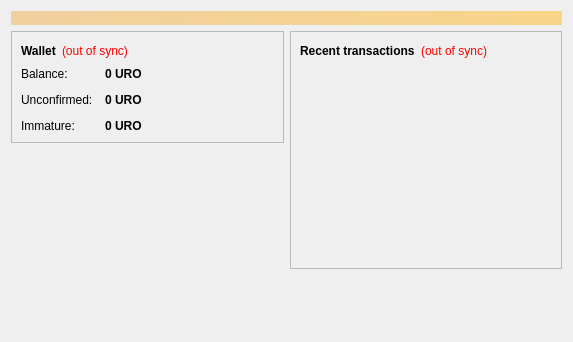
The window that src/qt/forms/overviewpage.ui (urocoin/uro) describes before a commit, drawn with Qt 5.
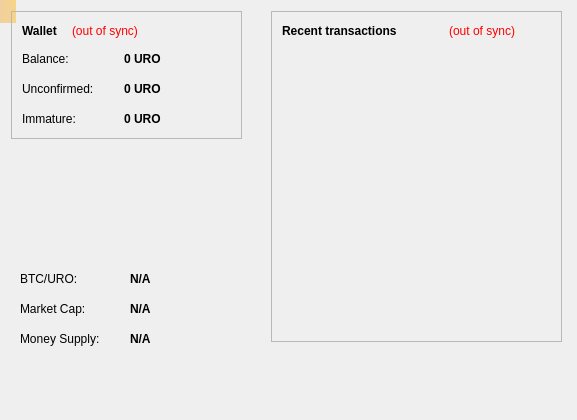
The same window after the commit. Icons and pictures are not drawn.

```diff
--- a/src/qt/forms/overviewpage.ui
+++ b/src/qt/forms/overviewpage.ui
@@ -6,16 +6,22 @@
    <rect>
     <x>0</x>
     <y>0</y>
-    <width>573</width>
-    <height>342</height>
+    <width>577</width>
+    <height>420</height>
    </rect>
   </property>
   <property name="windowTitle">
    <string>Form</string>
   </property>
-  <layout class="QVBoxLayout" name="topLayout">
-   <item>
     <widget class="QLabel" name="labelAlerts">
+   <property name="geometry">
+    <rect>
+     <x>0</x>
+     <y>0</y>
+     <width>16</width>
+     <height>23</height>
+    </rect>
+   </property>
      <property name="visible">
       <bool>false</bool>
      </property>
@@ -29,24 +35,145 @@
       <number>3</number>
      </property>
     </widget>
-   </item>
-   <item>
-    <layout class="QHBoxLayout" name="horizontalLayout" stretch="1,1">
-     <item>
-      <layout class="QVBoxLayout" name="verticalLayout_2">
-       <item>
+  <widget class="QLabel" name="label_2">
+   <property name="geometry">
+    <rect>
+     <x>60</x>
+     <y>140</y>
+     <width>121</width>
+     <height>121</height>
+    </rect>
+   </property>
+   <property name="text">
+    <string/>
+   </property>
+   <property name="pixmap">
+    <pixmap resource="../bitcoin.qrc">:/images/about</pixmap>
+   </property>
+   <property name="scaledContents">
+    <bool>true</bool>
+   </property>
+  </widget>
+  <widget class="QLabel" name="btcUro">
+   <property name="geometry">
+    <rect>
+     <x>130</x>
+     <y>270</y>
+     <width>121</width>
+     <height>18</height>
+    </rect>
+   </property>
+   <property name="font">
+    <font>
+     <weight>75</weight>
+     <bold>true</bold>
+    </font>
+   </property>
+   <property name="text">
+    <string>N/A</string>
+   </property>
+  </widget>
+  <widget class="QLabel" name="marketCap">
+   <property name="geometry">
+    <rect>
+     <x>130</x>
+     <y>300</y>
+     <width>121</width>
+     <height>18</height>
+    </rect>
+   </property>
+   <property name="font">
+    <font>
+     <weight>75</weight>
+     <bold>true</bold>
+    </font>
+   </property>
+   <property name="text">
+    <string>N/A</string>
+   </property>
+  </widget>
+  <widget class="QLabel" name="label_6">
+   <property name="geometry">
+    <rect>
+     <x>20</x>
+     <y>270</y>
+     <width>81</width>
+     <height>18</height>
+    </rect>
+   </property>
+   <property name="text">
+    <string>BTC/URO: </string>
+   </property>
+  </widget>
+  <widget class="QLabel" name="label_7">
+   <property name="geometry">
+    <rect>
+     <x>20</x>
+     <y>300</y>
+     <width>91</width>
+     <height>18</height>
+    </rect>
+   </property>
+   <property name="text">
+    <string>Market Cap: </string>
+   </property>
+  </widget>
+  <widget class="QLabel" name="label_8">
+   <property name="geometry">
+    <rect>
+     <x>20</x>
+     <y>330</y>
+     <width>151</width>
+     <height>18</height>
+    </rect>
+   </property>
+   <property name="text">
+    <string>Money Supply: </string>
+   </property>
+  </widget>
+  <widget class="QLabel" name="moneySupply">
+   <property name="geometry">
+    <rect>
+     <x>130</x>
+     <y>330</y>
+     <width>111</width>
+     <height>18</height>
+    </rect>
+   </property>
+   <property name="font">
+    <font>
+     <weight>75</weight>
+     <bold>true</bold>
+    </font>
+   </property>
+   <property name="text">
+    <string>N/A</string>
+   </property>
+  </widget>
         <widget class="QFrame" name="frame">
+   <property name="geometry">
+    <rect>
+     <x>11</x>
+     <y>11</y>
+     <width>231</width>
+     <height>128</height>
+    </rect>
+   </property>
          <property name="frameShape">
           <enum>QFrame::StyledPanel</enum>
          </property>
          <property name="frameShadow">
           <enum>QFrame::Raised</enum>
          </property>
-         <layout class="QVBoxLayout" name="verticalLayout_4">
-          <item>
-           <layout class="QHBoxLayout" name="horizontalLayout_4">
-            <item>
              <widget class="QLabel" name="label_5">
+    <property name="geometry">
+     <rect>
+      <x>11</x>
+      <y>11</y>
+      <width>44</width>
+      <height>18</height>
+     </rect>
+    </property>
               <property name="font">
                <font>
                 <weight>75</weight>
@@ -57,9 +184,15 @@
                <string>Wallet</string>
               </property>
              </widget>
-            </item>
-            <item>
              <widget class="QLabel" name="labelWalletStatus">
+    <property name="geometry">
+     <rect>
+      <x>61</x>
+      <y>11</y>
+      <width>83</width>
+      <height>18</height>
+     </rect>
+    </property>
               <property name="toolTip">
                <string>The displayed information may be out of date. Your wallet automatically synchronizes with the Uro network after a connection is established, but this process has not completed yet.</string>
               </property>
@@ -73,42 +206,28 @@
                <set>Qt::AlignLeading|Qt::AlignLeft|Qt::AlignVCenter</set>
               </property>
              </widget>
-            </item>
-            <item>
-             <spacer name="horizontalSpacer_2">
-              <property name="orientation">
-               <enum>Qt::Horizontal</enum>
-              </property>
-              <property name="sizeHint" stdset="0">
-               <size>
-                <width>40</width>
-                <height>20</height>
-               </size>
-              </property>
-             </spacer>
-            </item>
-           </layout>
-          </item>
-          <item>
-           <layout class="QFormLayout" name="formLayout_2">
-            <property name="fieldGrowthPolicy">
-             <enum>QFormLayout::AllNonFixedFieldsGrow</enum>
-            </property>
-            <property name="horizontalSpacing">
-             <number>12</number>
-            </property>
-            <property name="verticalSpacing">
-             <number>12</number>
-            </property>
-            <item row="0" column="0">
              <widget class="QLabel" name="label">
+    <property name="geometry">
+     <rect>
+      <x>11</x>
+      <y>39</y>
+      <width>59</width>
+      <height>18</height>
+     </rect>
+    </property>
               <property name="text">
                <string>Balance:</string>
               </property>
              </widget>
-            </item>
-            <item row="0" column="1">
              <widget class="QLabel" name="labelBalance">
+    <property name="geometry">
+     <rect>
+      <x>113</x>
+      <y>39</y>
+      <width>46</width>
+      <height>18</height>
+     </rect>
+    </property>
               <property name="font">
                <font>
                 <weight>75</weight>
@@ -128,16 +247,28 @@
                <set>Qt::LinksAccessibleByMouse|Qt::TextSelectableByKeyboard|Qt::TextSelectableByMouse</set>
               </property>
              </widget>
-            </item>
-            <item row="1" column="0">
              <widget class="QLabel" name="label_3">
+    <property name="geometry">
+     <rect>
+      <x>11</x>
+      <y>69</y>
+      <width>90</width>
+      <height>18</height>
+     </rect>
+    </property>
               <property name="text">
                <string>Unconfirmed:</string>
               </property>
              </widget>
-            </item>
-            <item row="1" column="1">
              <widget class="QLabel" name="labelUnconfirmed">
+    <property name="geometry">
+     <rect>
+      <x>113</x>
+      <y>69</y>
+      <width>46</width>
+      <height>18</height>
+     </rect>
+    </property>
               <property name="font">
                <font>
                 <weight>75</weight>
@@ -157,16 +288,28 @@
                <set>Qt::LinksAccessibleByMouse|Qt::TextSelectableByKeyboard|Qt::TextSelectableByMouse</set>
               </property>
              </widget>
-            </item>
-            <item row="2" column="0">
              <widget class="QLabel" name="labelImmatureText">
+    <property name="geometry">
+     <rect>
+      <x>11</x>
+      <y>99</y>
+      <width>68</width>
+      <height>18</height>
+     </rect>
+    </property>
               <property name="text">
                <string>Immature:</string>
               </property>
              </widget>
-            </item>
-            <item row="2" column="1">
              <widget class="QLabel" name="labelImmature">
+    <property name="geometry">
+     <rect>
+      <x>113</x>
+      <y>99</y>
+      <width>46</width>
+      <height>18</height>
+     </rect>
+    </property>
               <property name="font">
                <font>
                 <weight>75</weight>
@@ -183,80 +326,31 @@
                <set>Qt::LinksAccessibleByMouse|Qt::TextSelectableByKeyboard|Qt::TextSelectableByMouse</set>
               </property>
              </widget>
-            </item>
-           </layout>
-          </item>
-         </layout>
-        </widget>
-       </item>
-       <item>
-        <spacer name="verticalSpacer">
-         <property name="orientation">
-          <enum>Qt::Vertical</enum>
-         </property>
-         <property name="sizeHint" stdset="0">
-          <size>
-           <width>20</width>
-           <height>40</height>
-          </size>
-         </property>
-        </spacer>
-       </item>
-      </layout>
-     </item>
-     <item>
-      <layout class="QVBoxLayout" name="verticalLayout_3">
-       <item>
+  </widget>
         <widget class="QFrame" name="frame_2">
+   <property name="geometry">
+    <rect>
+     <x>271</x>
+     <y>11</y>
+     <width>291</width>
+     <height>331</height>
+    </rect>
+   </property>
          <property name="frameShape">
           <enum>QFrame::StyledPanel</enum>
          </property>
          <property name="frameShadow">
           <enum>QFrame::Raised</enum>
          </property>
-         <layout class="QVBoxLayout" name="verticalLayout">
-          <item>
-           <layout class="QHBoxLayout" name="horizontalLayout_2">
-            <item>
-             <widget class="QLabel" name="label_4">
-              <property name="text">
-               <string>&lt;b&gt;Recent transactions&lt;/b&gt;</string>
-              </property>
-             </widget>
-            </item>
-            <item>
-             <widget class="QLabel" name="labelTransactionsStatus">
-              <property name="toolTip">
-               <string>The displayed information may be out of date. Your wallet automatically synchronizes with the Uro network after a connection is established, but this process has not completed yet.</string>
-              </property>
-              <property name="styleSheet">
-               <string notr="true">QLabel { color: red; }</string>
-              </property>
-              <property name="text">
-               <string notr="true">(out of sync)</string>
-              </property>
-              <property name="alignment">
-               <set>Qt::AlignRight|Qt::AlignTrailing|Qt::AlignVCenter</set>
-              </property>
-             </widget>
-            </item>
-            <item>
-             <spacer name="horizontalSpacer">
-              <property name="orientation">
-               <enum>Qt::Horizontal</enum>
-              </property>
-              <property name="sizeHint" stdset="0">
-               <size>
-                <width>40</width>
-                <height>20</height>
-               </size>
-              </property>
-             </spacer>
-            </item>
-           </layout>
-          </item>
-          <item>
            <widget class="QListView" name="listTransactions">
+    <property name="geometry">
+     <rect>
+      <x>10</x>
+      <y>38</y>
+      <width>251</width>
+      <height>261</height>
+     </rect>
+    </property>
             <property name="styleSheet">
              <string notr="true">QListView { background: transparent; }</string>
             </property>
@@ -273,29 +367,45 @@
              <enum>QAbstractItemView::NoSelection</enum>
             </property>
            </widget>
-          </item>
-         </layout>
-        </widget>
-       </item>
-       <item>
-        <spacer name="verticalSpacer_2">
-         <property name="orientation">
-          <enum>Qt::Vertical</enum>
-         </property>
-         <property name="sizeHint" stdset="0">
-          <size>
-           <width>20</width>
-           <height>40</height>
-          </size>
-         </property>
-        </spacer>
-       </item>
-      </layout>
-     </item>
-    </layout>
-   </item>
-  </layout>
- </widget>
- <resources/>
+   <widget class="QLabel" name="label_4">
+    <property name="geometry">
+     <rect>
+      <x>11</x>
+      <y>11</y>
+      <width>144</width>
+      <height>18</height>
+     </rect>
+    </property>
+    <property name="text">
+     <string>&lt;b&gt;Recent transactions&lt;/b&gt;</string>
+    </property>
+   </widget>
+   <widget class="QLabel" name="labelTransactionsStatus">
+    <property name="geometry">
+     <rect>
+      <x>161</x>
+      <y>11</y>
+      <width>83</width>
+      <height>18</height>
+     </rect>
+    </property>
+    <property name="toolTip">
+     <string>The displayed information may be out of date. Your wallet automatically synchronizes with the Uro network after a connection is established, but this process has not completed yet.</string>
+    </property>
+    <property name="styleSheet">
+     <string notr="true">QLabel { color: red; }</string>
+    </property>
+    <property name="text">
+     <string notr="true">(out of sync)</string>
+    </property>
+    <property name="alignment">
+     <set>Qt::AlignRight|Qt::AlignTrailing|Qt::AlignVCenter</set>
+    </property>
+   </widget>
+  </widget>
+ </widget>
+ <resources>
+  <include location="../bitcoin.qrc"/>
+ </resources>
  <connections/>
 </ui>
```
Lines whose indentation alone changed are shown as unchanged.
